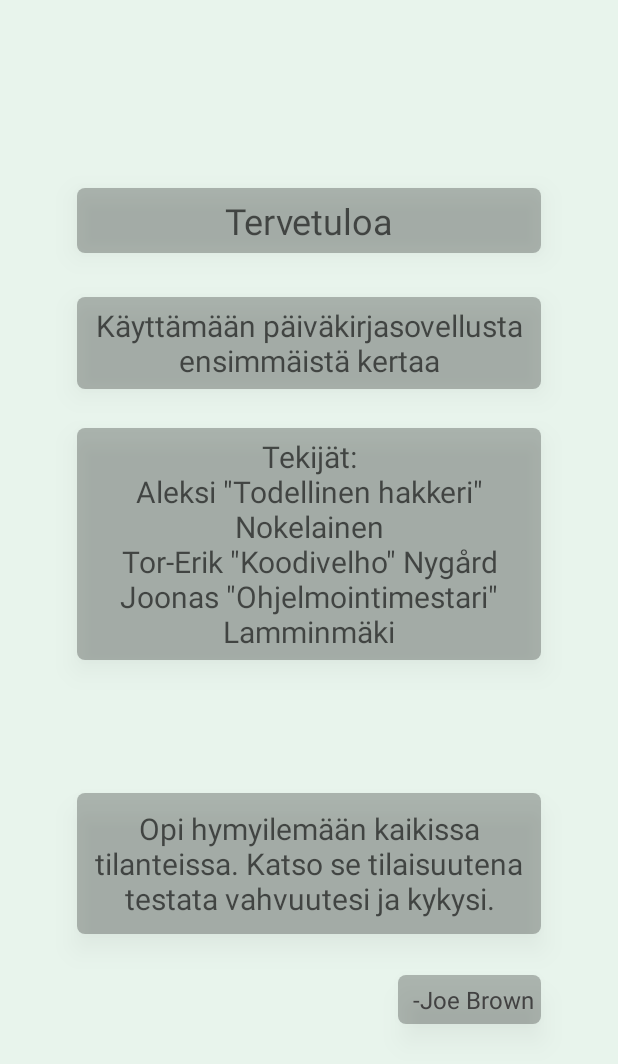
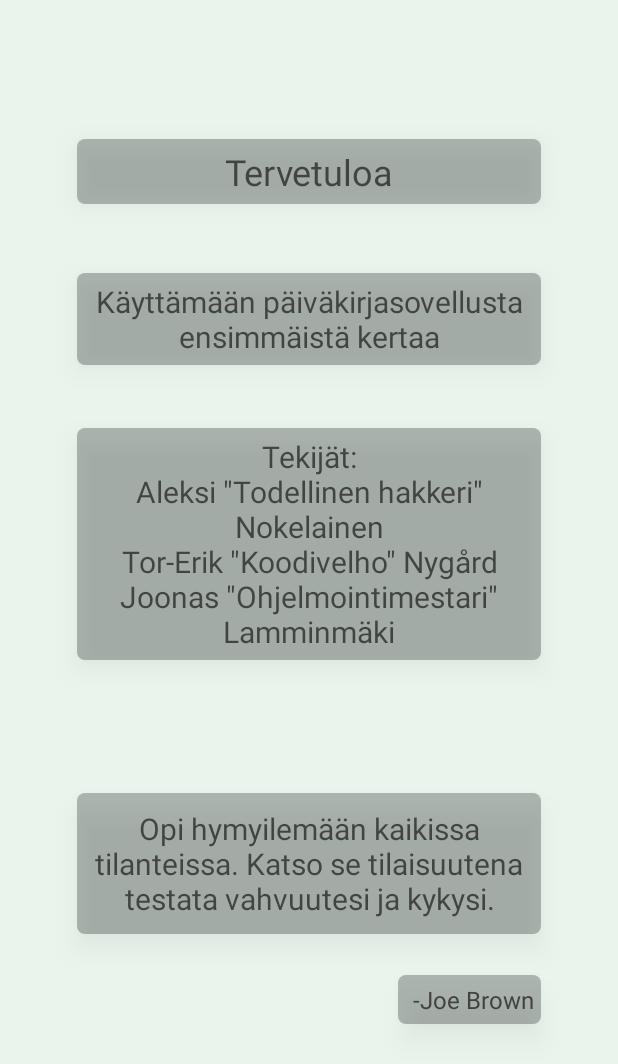
Before and after one commit to Krugou/Terveyssovellusryhm8, an Android app: the Aloitusluokka screen opened directly, with no data from a screen before it, on a phone screen of 412 x 824 dp. Shown: the top 1064 px of the screen. Run offline under Robolectric (Android 15) with nearby library versions, the phone set to English and light mode, and no system bars.

Commit message:
Update activity_aloitusluokka.xml

```diff
--- a/app/src/main/res/layout/activity_aloitusluokka.xml
+++ b/app/src/main/res/layout/activity_aloitusluokka.xml
@@ -20,7 +20,7 @@
         android:layout_width="wrap_content"
         android:layout_height="wrap_content"
         android:orientation="horizontal"
-        app:layout_constraintGuide_percent="0.14" />
+        app:layout_constraintGuide_percent="0.1" />
 
     <androidx.constraintlayout.widget.Guideline
         android:id="@+id/guideline9"
```
